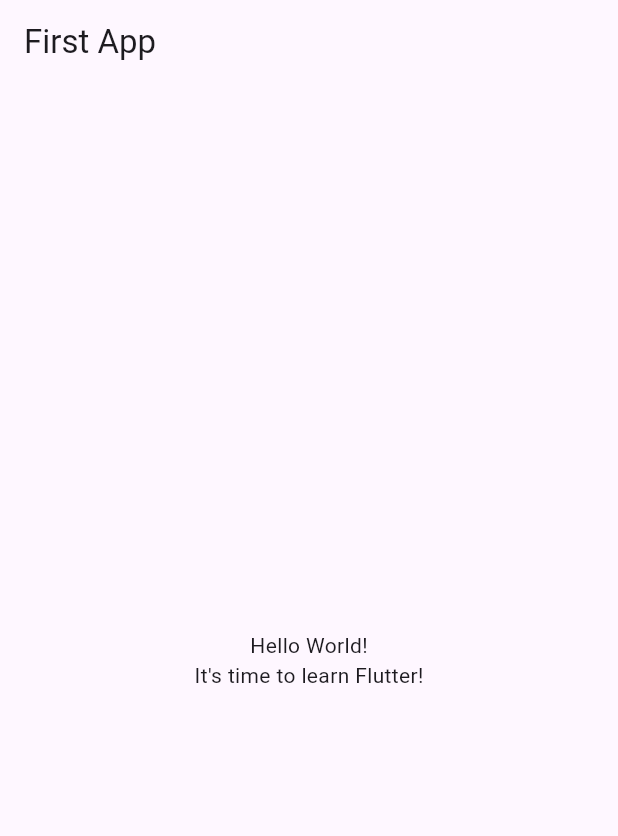
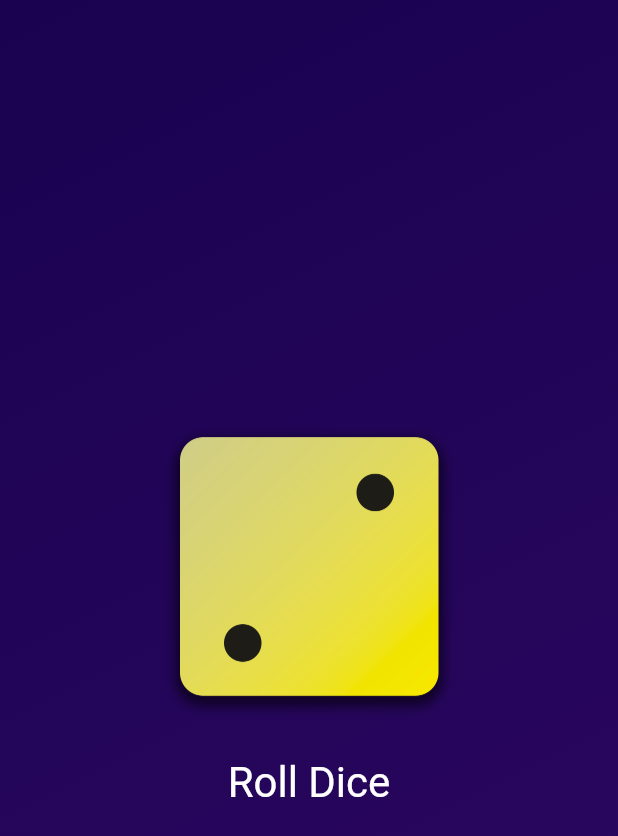
Before and after one commit to dmalmq/dice, a Flutter app: the screen it shows after launch, on a phone screen of 412 x 824 dp. Shown: the top 836 px of the screen. Run offline on Flutter 3.47's test engine with Material 3 defaults, Android fonts, the phone set to English and light mode, and no system bars.

Commit message:
Added images and logic

```diff
--- /dev/null
+++ b/lib/dice_roller.dart
@@ -0,0 +1,41 @@
+import 'dart:math';
+import 'package:flutter/material.dart';
+
+final randomizer = Random();
+
+class DiceRoller extends StatefulWidget {
+  const DiceRoller({super.key});
+
+  @override
+  State<DiceRoller> createState() {
+    return _DiceRollerState();
+  }
+}
+
+class _DiceRollerState extends State<DiceRoller> {
+  var currentDiceRoll = 2;
+  void rollDice() {
+    setState(() {
+      currentDiceRoll = randomizer.nextInt(6) + 1;
+    });
+  }
+
+  @override
+  Widget build(ctx) {
+    return Column(
+      mainAxisSize: MainAxisSize.min,
+      children: [
+        Image.asset('Assets/images/dice-$currentDiceRoll.png', width: 200),
+        const SizedBox(height: 20),
+        TextButton(
+          onPressed: rollDice,
+          style: TextButton.styleFrom(
+            foregroundColor: Colors.white,
+            textStyle: TextStyle(fontSize: 28),
+          ),
+          child: const Text('Roll Dice'),
+        ),
+      ],
+    );
+  }
+}
--- /dev/null
+++ b/lib/gradiant_container.dart
@@ -0,0 +1,26 @@
+import 'package:flutter/material.dart';
+import 'package:dice/dice_roller.dart';
+
+var startAlignment = Alignment.topLeft;
+var endAlignment = Alignment.bottomRight;
+
+class GradientContainer extends StatelessWidget {
+  GradientContainer(this.color1, this.color2, {super.key});
+
+  final Color color1;
+  final Color color2;
+
+  @override
+  Widget build(ctx) {
+    return Container(
+      decoration: BoxDecoration(
+        gradient: LinearGradient(
+          colors: [color1, color2],
+          begin: startAlignment,
+          end: endAlignment,
+        ),
+      ),
+      child: Center(child: DiceRoller()),
+    );
+  }
+}
--- a/lib/main.dart
+++ b/lib/main.dart
@@ -1,29 +1,16 @@
 import 'package:flutter/material.dart';
 
+import 'package:dice/gradiant_container.dart';
+
 void main() {
-  runApp(const MyApp());
-}
-
-class MyApp extends StatelessWidget {
-  const MyApp({super.key});
-
-  @override
-  Widget build(BuildContext context) {
-    return MaterialApp(
-      title: 'Flutter Demo',
-      theme: ThemeData(primarySwatch: Colors.blue),
+  runApp(
+    MaterialApp(
       home: Scaffold(
-        appBar: AppBar(title: const Text('First App')),
-        body: Center(
-          child: Column(
-            mainAxisAlignment: MainAxisAlignment.center,
-            children: const [
-              Text('Hello World!'),
-              Text('It\'s time to learn Flutter!'),
-            ],
-          ),
+        body: GradientContainer(
+          Color.fromARGB(255, 26, 2, 80),
+          Color.fromARGB(255, 45, 8, 98),
         ),
       ),
-    );
-  }
+    ),
+  );
 }
```
Also changed, not shown: lib/styled_text.dart (added, +12 -0 lines), pubspec.yaml (+7 -4 lines), Assets/images/dice-1.png (added), Assets/images/dice-2.png (added), Assets/images/dice-3.png (added), Assets/images/dice-4.png (added), Assets/images/dice-5.png (added), Assets/images/dice-6.png (added), 1 other file.
